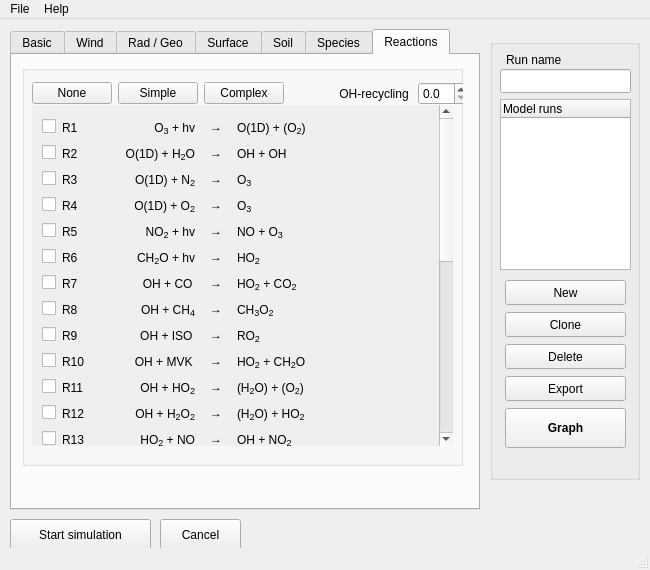
The window that mainwindow.ui (classmodel/modelgui) describes before a commit, drawn with Qt 5.
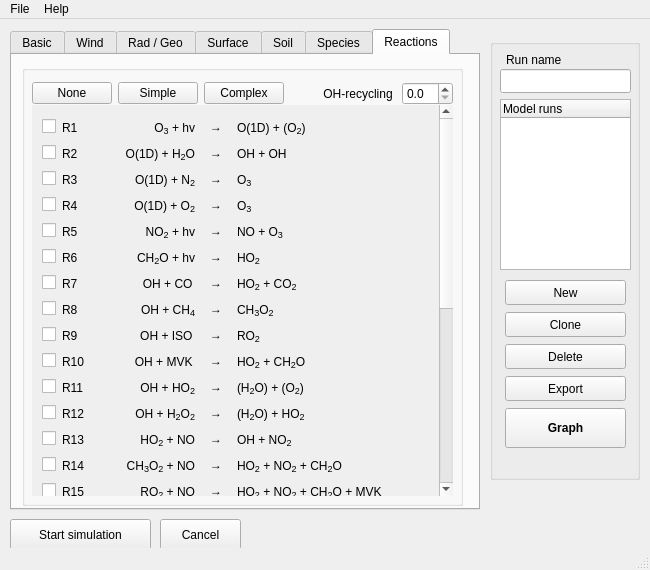
The same window after the commit. The open tabs and pages were chosen to show the change.

Commit message: minor fixes layout mainwindow

Patch:
```diff
--- a/mainwindow.ui
+++ b/mainwindow.ui
@@ -4002,7 +4002,7 @@
         <x>10</x>
         <y>10</y>
         <width>441</width>
-        <height>401</height>
+        <height>441</height>
        </rect>
       </property>
       <property name="title">
@@ -4013,7 +4013,7 @@
         <rect>
          <x>10</x>
          <y>10</y>
-         <width>437</width>
+         <width>421</width>
          <height>37</height>
         </rect>
        </property>
@@ -4091,7 +4091,7 @@
          <x>10</x>
          <y>40</y>
          <width>421</width>
-         <height>341</height>
+         <height>391</height>
         </rect>
        </property>
        <property name="frameShape">
@@ -4108,7 +4108,7 @@
          <rect>
           <x>0</x>
           <y>0</y>
-          <width>98</width>
+          <width>403</width>
           <height>750</height>
          </rect>
         </property>
```
Left out of the diff: 8 changed lines with no effect on the pictures.
